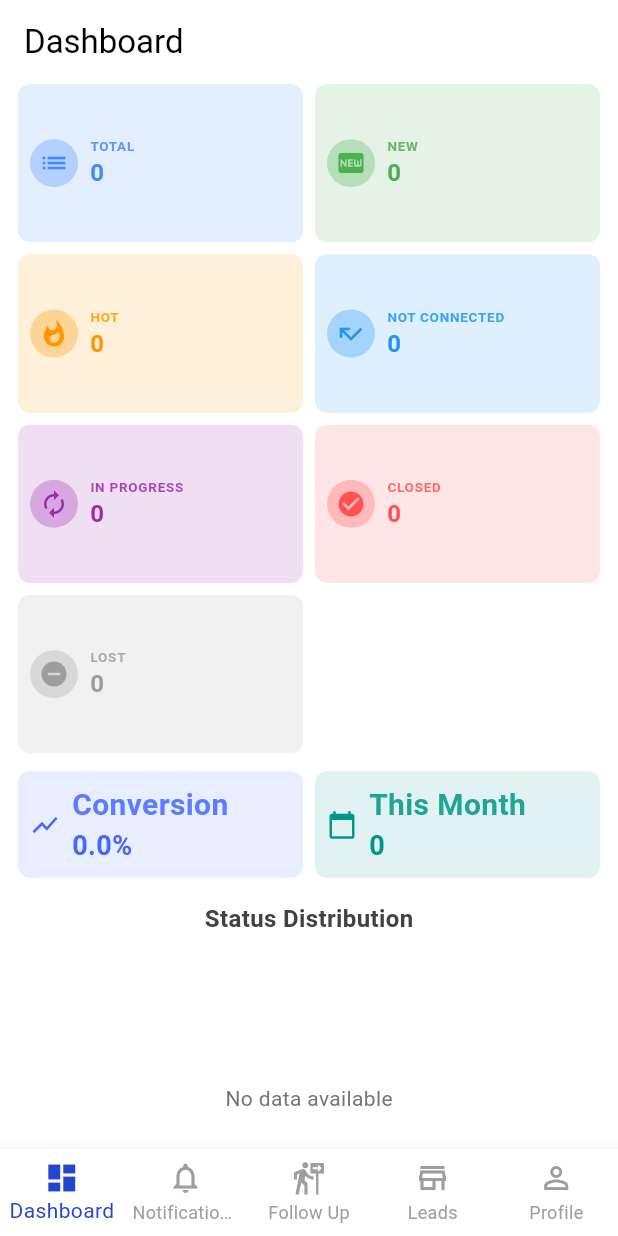
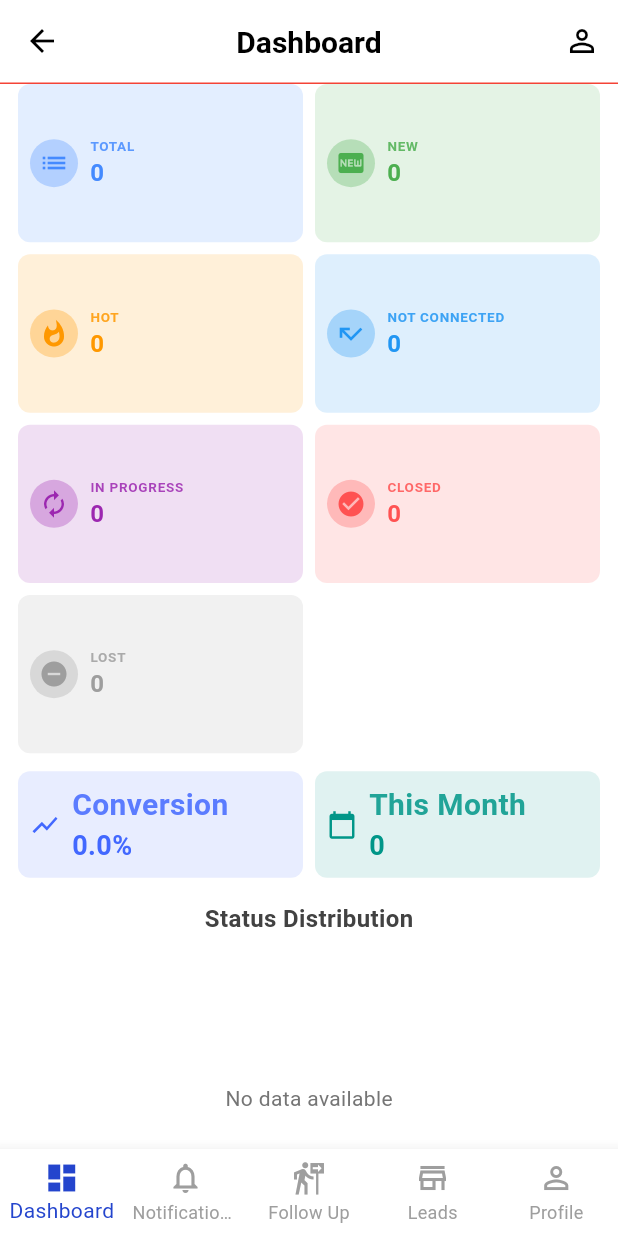
Before and after one commit to barjizdrxtx/acculead_sales, a Flutter app: the BottomNavBar screen opened directly, on a phone screen of 412 x 824 dp. Run offline on Flutter 3.47's test engine with Material 3 defaults, Android fonts, the light colour scheme and no system bars; our stand-ins replace country_picker, fl_chart, flutter_local_notifications, fluttertoast, permission_handler, shared_preferences; missing offline and left inert: call_log, flutter_phone_direct_caller; accounts and stored records are empty; network calls fail.

Commit message:
first commit

```diff
--- /dev/null
+++ b/lib/components/CustomAppBar.dart
@@ -0,0 +1,74 @@
+// lib/components/custom_app_bar.dart
+
+import 'package:flutter/material.dart';
+import 'package:acculead_sales/profile/Profile.dart';
+import '../utls/colors.dart';
+
+class CustomAppBar extends StatelessWidget implements PreferredSizeWidget {
+  final String title;
+  final List<Widget>? actions;
+  final bool showBackButton;
+  final bool showProfileIcon;
+  final Color backgroundColor;
+
+  const CustomAppBar({
+    Key? key,
+    this.title = '',
+    this.actions,
+    this.showBackButton = true,
+    this.showProfileIcon = true,
+    this.backgroundColor = Colors.white,
+  }) : super(key: key);
+
+  @override
+  Size get preferredSize => const Size.fromHeight(kToolbarHeight);
+
+  @override
+  Widget build(BuildContext context) {
+    // start with any passed-in actions...
+    final actionWidgets = <Widget>[
+      if (actions != null) ...actions!,
+      // then add profile icon if requested
+      if (showProfileIcon)
+        IconButton(
+          icon: const Icon(Icons.person_outline),
+          color: Colors.black,
+          onPressed: () {
+            Navigator.of(
+              context,
+            ).push(MaterialPageRoute(builder: (_) => const ProfilePage()));
+          },
+        ),
+    ];
+
+    return AppBar(
+      backgroundColor: backgroundColor,
+      elevation: 0,
+      automaticallyImplyLeading: false,
+      leading: showBackButton
+          ? IconButton(
+              icon: const Icon(Icons.arrow_back),
+              color: Colors.black,
+              onPressed: () => Navigator.of(context).maybePop(),
+            )
+          : null,
+      title: Text(
+        title,
+        style: const TextStyle(
+          color: Colors.black,
+          fontSize: 20,
+          fontWeight: FontWeight.bold,
+        ),
+      ),
+      centerTitle: true,
+      actions: actionWidgets,
+      bottom: PreferredSize(
+        preferredSize: const Size.fromHeight(1),
+        child: Container(
+          color: Colors.red, // or use greyLight from your utls/colors.dart
+          height: 1,
+        ),
+      ),
+    );
+  }
+}
--- a/lib/components/bottomnavbar.dart
+++ b/lib/components/bottomnavbar.dart
@@ -45,8 +45,9 @@ class _BottomNavBarState extends State<BottomNavBar> {
     if (token.isEmpty || userId.isEmpty) return;
 
     final uri = Uri.parse(
-      '\${ApiConstants.baseUrl}/lead?assignedTo=\${Uri.encodeComponent(userId)}',
+      '${ApiConstants.baseUrl}/lead?assignedTo=${Uri.encodeComponent(userId)}',
     );
+
     try {
       final res = await http.get(
         uri,
--- a/lib/dashboard/DashBoardPage.dart
+++ b/lib/dashboard/DashBoardPage.dart
@@ -1,6 +1,7 @@
 // lib/pages/dashboard_page.dart
 
 import 'dart:convert';
+import 'package:acculead_sales/components/CustomAppBar.dart';
 import 'package:flutter/material.dart';
 import 'package:http/http.dart' as http;
 import 'package:intl/intl.dart';
@@ -77,15 +78,7 @@ class _DashboardPageState extends State<DashboardPage> {
     return Scaffold(
       backgroundColor: Colors.white,
 
-      appBar: AppBar(
-        title: Text(
-          widget.pageTitle,
-          style: const TextStyle(color: Colors.black),
-        ),
-        backgroundColor: Colors.white,
-        elevation: 0,
-        iconTheme: const IconThemeData(color: Colors.black),
-      ),
+      appBar: CustomAppBar(title: "Dashboard"),
       body: isLoading
           // Skeleton loading UI
           ? Padding(
--- a/lib/home/lead/LeadFormPage.dart
+++ b/lib/home/lead/LeadFormPage.dart
@@ -230,9 +230,11 @@ class _LeadFormPageState extends State<LeadFormPage> {
     required List<String> items,
     String? value,
     required ValueChanged<String?> onChanged,
+    String? Function(String?)? validator,
   }) => DropdownButtonFormField<String>(
     value: items.contains(value) ? value : null,
     decoration: _decoration(label),
+    validator: validator,
     items: items
         .map((e) => DropdownMenuItem(value: e, child: Text(e)))
         .toList(),
@@ -396,6 +398,8 @@ class _LeadFormPageState extends State<LeadFormPage> {
                       items: ['new', 'in progress', 'hot', 'closed', 'lost'],
                       value: _status,
                       onChanged: (v) => setState(() => _status = v),
+                      validator: (val) =>
+                          val == null ? 'Status is required' : null,
                     ),
                     const SizedBox(height: 16),
                     _buildDropdown(
```
Also changed, not shown: lib/notification/NotificationPage.dart (+24 -13 lines).
